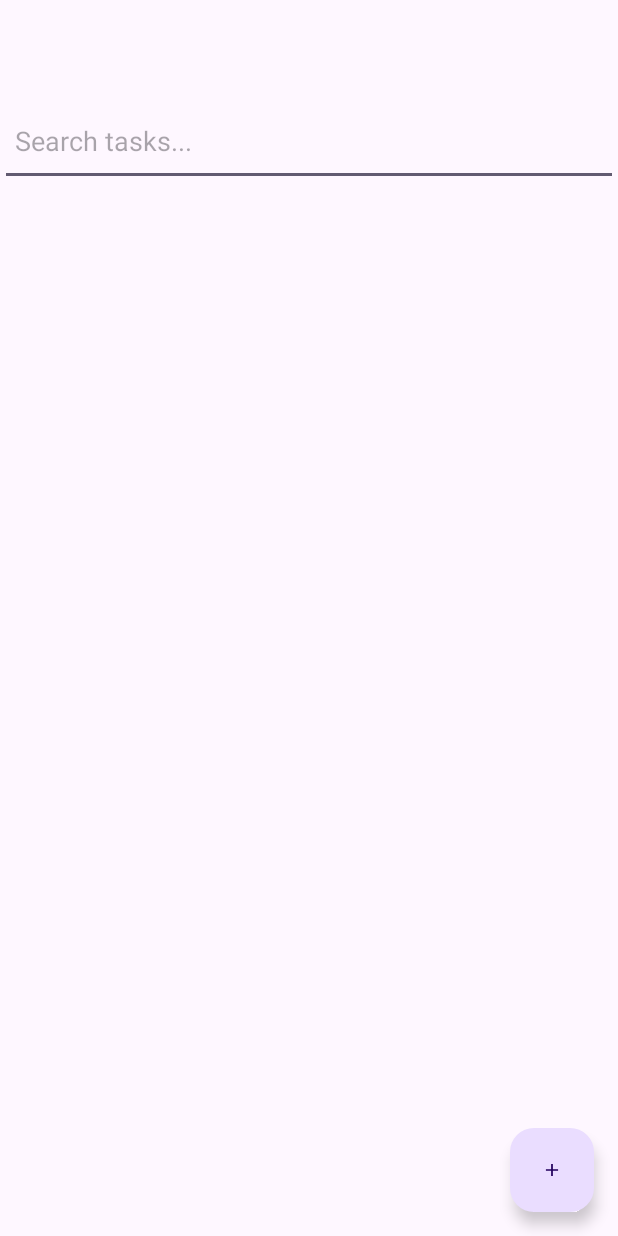
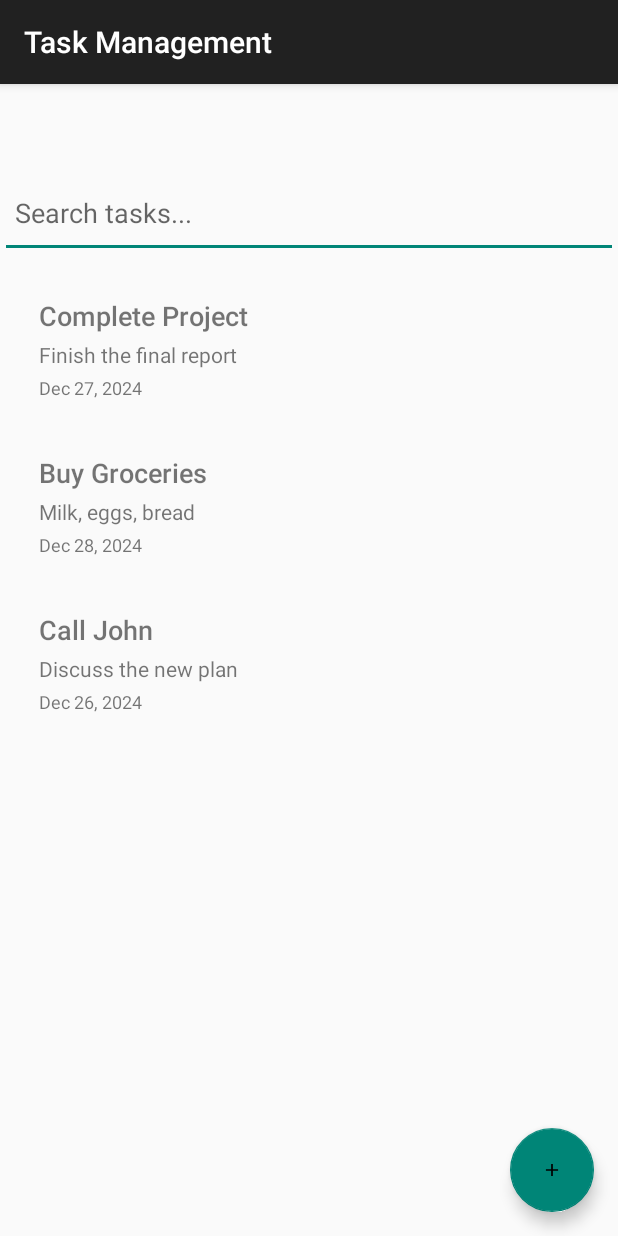
Before and after one commit to SShinbae/taskManagement, an Android app: the screen it shows after launch (MainActivity), on a phone screen of 412 x 824 dp. Run offline under Robolectric (Android 15) with nearby library versions, the phone set to English and light mode, and no system bars.

Commit message:
begin to work on main menu

```diff
--- a/app/src/main/java/com/example/taskmanagement/MainActivity.java
+++ b/app/src/main/java/com/example/taskmanagement/MainActivity.java
@@ -3,19 +3,22 @@ package com.example.taskmanagement;
 import android.content.Intent;
 import android.os.Bundle;
 
-import androidx.activity.EdgeToEdge;
 import androidx.appcompat.app.AppCompatActivity;
-import androidx.core.graphics.Insets;
-import androidx.core.view.ViewCompat;
-import androidx.core.view.WindowInsetsCompat;
 import androidx.recyclerview.widget.LinearLayoutManager;
 import androidx.recyclerview.widget.RecyclerView;
 
+import com.example.taskmanagement.Task;
+import com.example.taskmanagement.TaskAdapter;
 import com.google.android.material.floatingactionbutton.FloatingActionButton;
+
+import java.util.ArrayList;
+import java.util.List;
 
 public class MainActivity extends AppCompatActivity {
     private RecyclerView recyclerView;
     private FloatingActionButton fabAddTask;
+    private List<Task> taskList; // Define taskList
+    private TaskAdapter taskAdapter;
 
     @Override
     protected void onCreate(Bundle savedInstanceState) {
@@ -25,17 +28,26 @@ public class MainActivity extends AppCompatActivity {
         recyclerView = findViewById(R.id.recyclerView);
         fabAddTask = findViewById(R.id.fabAddTask);
 
+        // Initialize the task list
+        taskList = new ArrayList<>();
+        populateTaskList(); // Add tasks (mock data or real data)
 
         // Set up RecyclerView (adapter, layout manager, etc.)
         recyclerView.setLayoutManager(new LinearLayoutManager(this));
-        recyclerView.setAdapter(new TaskAdapter(taskList));
+        taskAdapter = new TaskAdapter(taskList); // Pass the task list to the adapter
+        recyclerView.setAdapter(taskAdapter);
 
         // Add task button
         fabAddTask.setOnClickListener(view -> {
-            Intent intent = new Intent(MainActivity.this, addTaskActivity.class);
+            Intent intent = new Intent(MainActivity.this, TaskAdapter.class);
             startActivity(intent);
         });
     }
 
-
+    private void populateTaskList() {
+        // Add mock tasks for testing
+        taskList.add(new Task("Complete Project", "Finish the final report", System.currentTimeMillis() + 86400000, false));
+        taskList.add(new Task("Buy Groceries", "Milk, eggs, bread", System.currentTimeMillis() + 172800000, false));
+        taskList.add(new Task("Call John", "Discuss the new plan", System.currentTimeMillis() + 3600000, true));
+    }
 }
--- /dev/null
+++ b/app/src/main/java/com/example/taskmanagement/Task.java
@@ -0,0 +1,49 @@
+package com.example.taskmanagement;
+
+public class Task {
+    private String title;
+    private String description;
+    private long dueDate; // Stored as a timestamp
+    private boolean isCompleted;
+
+    // Constructor
+    public Task(String title, String description, long dueDate, boolean isCompleted) {
+        this.title = title;
+        this.description = description;
+        this.dueDate = dueDate;
+        this.isCompleted = isCompleted;
+    }
+
+    // Getters and Setters
+    public String getTitle() {
+        return title;
+    }
+
+    public void setTitle(String title) {
+        this.title = title;
+    }
+
+    public String getDescription() {
+        return description;
+    }
+
+    public void setDescription(String description) {
+        this.description = description;
+    }
+
+    public long getDueDate() {
+        return dueDate;
+    }
+
+    public void setDueDate(long dueDate) {
+        this.dueDate = dueDate;
+    }
+
+    public boolean isCompleted() {
+        return isCompleted;
+    }
+
+    public void setCompleted(boolean completed) {
+        isCompleted = completed;
+    }
+}
--- /dev/null
+++ b/app/src/main/java/com/example/taskmanagement/TaskAdapter.java
@@ -0,0 +1,57 @@
+package com.example.taskmanagement;
+
+import android.view.LayoutInflater;
+import android.view.View;
+import android.view.ViewGroup;
+import android.widget.TextView;
+
+import androidx.annotation.NonNull;
+import androidx.recyclerview.widget.RecyclerView;
+
+import java.text.SimpleDateFormat;
+import java.util.List;
+import java.util.Locale;
+
+public class TaskAdapter extends RecyclerView.Adapter<TaskAdapter.TaskViewHolder> {
+    private final List<Task> taskList;
+
+    public TaskAdapter(List<Task> taskList) {
+        this.taskList = taskList;
+    }
+
+    @NonNull
+    @Override
+    public TaskViewHolder onCreateViewHolder(@NonNull ViewGroup parent, int viewType) {
+        View view = LayoutInflater.from(parent.getContext()).inflate(R.layout.activity_task_adapters, parent, false);
+        return new TaskViewHolder(view);
+    }
+
+    @Override
+    public void onBindViewHolder(@NonNull TaskViewHolder holder, int position) {
+        Task task = taskList.get(position);
+        holder.title.setText(task.getTitle());
+        holder.description.setText(task.getDescription());
+        holder.dueDate.setText(formatDate(task.getDueDate()));
+    }
+
+    @Override
+    public int getItemCount() {
+        return taskList.size();
+    }
+
+    static class TaskViewHolder extends RecyclerView.ViewHolder {
+        TextView title, description, dueDate;
+
+        public TaskViewHolder(@NonNull View itemView) {
+            super(itemView);
+            title = itemView.findViewById(R.id.taskTitle);
+            description = itemView.findViewById(R.id.taskDescription);
+            dueDate = itemView.findViewById(R.id.taskDueDate);
+        }
+    }
+
+    private String formatDate(long timestamp) {
+        SimpleDateFormat sdf = new SimpleDateFormat("MMM dd, yyyy", Locale.getDefault());
+        return sdf.format(timestamp);
+    }
+}
--- /dev/null
+++ b/app/src/main/res/layout/activity_task_adapters.xml
@@ -0,0 +1,31 @@
+<LinearLayout xmlns:android="http://schemas.android.com/apk/res/android"
+    android:layout_width="match_parent"
+    android:layout_height="wrap_content"
+    android:orientation="vertical"
+    android:padding="16dp">
+
+    <TextView
+        android:id="@+id/taskTitle"
+        android:layout_width="wrap_content"
+        android:layout_height="wrap_content"
+        android:text="Task Title"
+        android:textSize="18sp"
+        android:fontFamily="sans-serif-medium"
+        android:layout_marginBottom="4dp" />
+
+    <TextView
+        android:id="@+id/taskDescription"
+        android:layout_width="wrap_content"
+        android:layout_height="wrap_content"
+        android:text="Task Description"
+        android:textSize="14sp"
+        android:layout_marginBottom="4dp" />
+
+    <TextView
+        android:id="@+id/taskDueDate"
+        android:layout_width="wrap_content"
+        android:layout_height="wrap_content"
+        android:text="Due Date: Dec 25"
+        android:textSize="12sp"
+        android:layout_marginBottom="4dp" />
+</LinearLayout>
--- a/app/src/main/res/values/strings.xml
+++ b/app/src/main/res/values/strings.xml
@@ -1,5 +1,5 @@
 <resources>
-    <string name="app_name">taskManagement</string>
+    <string name="app_name">Task Management</string>
     <!-- Strings used for fragments for navigation -->
     <string name="first_fragment_label">First Fragment</string>
     <string name="second_fragment_label">Second Fragment</string>
```
Also changed, not shown: app/src/main/AndroidManifest.xml (+19 -10 lines), app/src/main/res/layout/activity_task.xml (added, +10 -0 lines), 1 other file.
